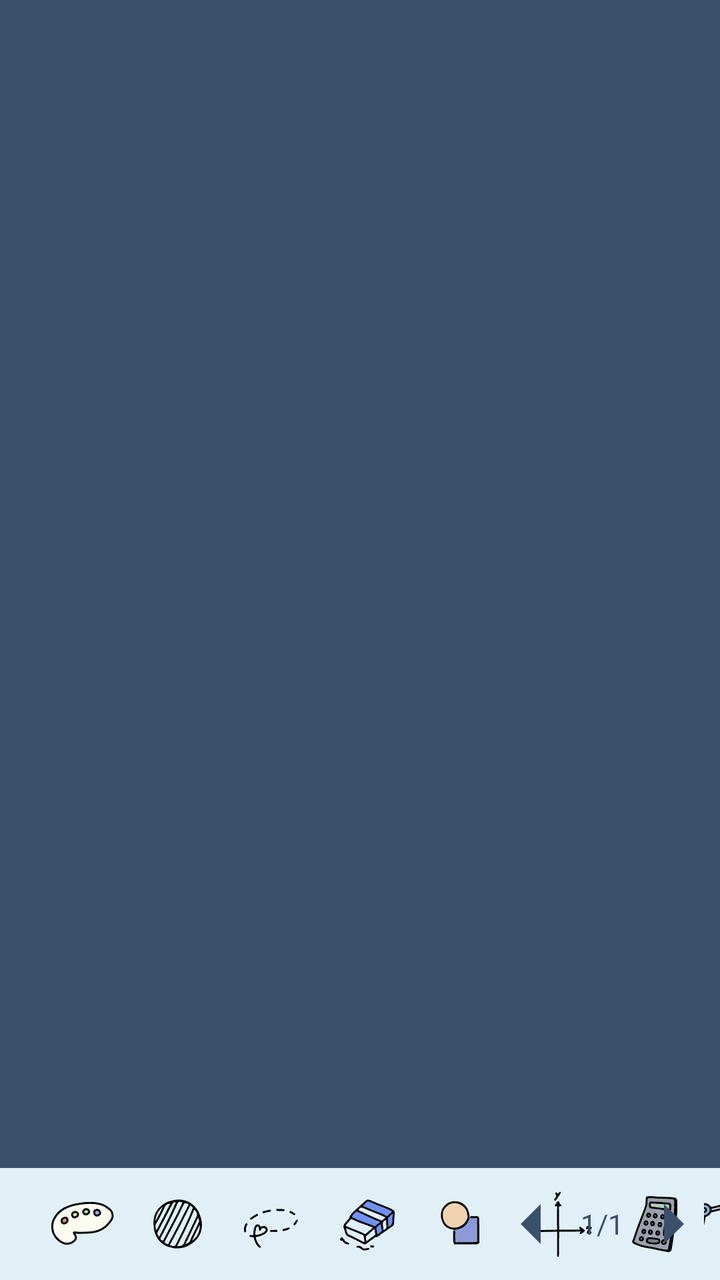
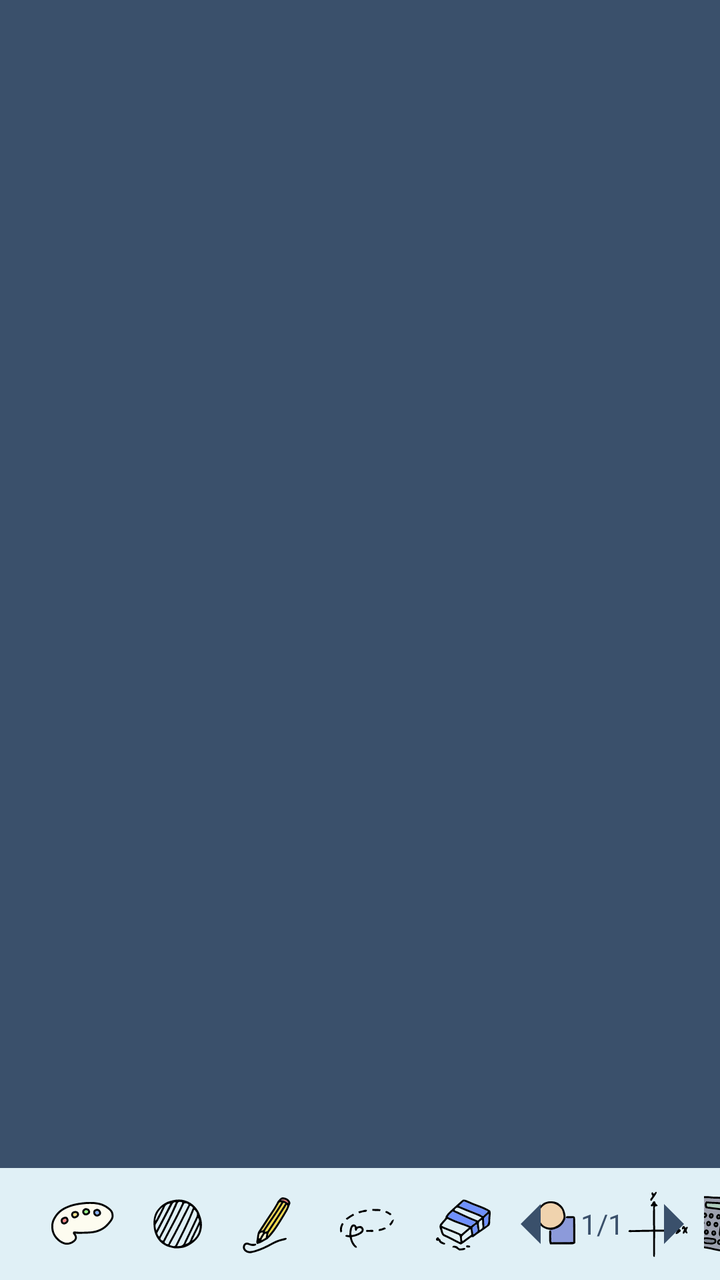

An Android layout rendered at two revisions. The XML below is the earlier revision; the diff shows what the commit changed to produce the second picture.
<!-- AndroidManifest.xml: application theme Theme.Whiteboard -->
<!-- res/layout/activity_main.xml -->
<?xml version="1.0" encoding="utf-8"?>
<LinearLayout xmlns:android="http://schemas.android.com/apk/res/android"
    xmlns:app="http://schemas.android.com/apk/res-auto"
    android:orientation="vertical"
    android:layout_width="match_parent"
    android:layout_height="match_parent">

    
    <androidx.constraintlayout.widget.ConstraintLayout
        android:id="@+id/workspace_row"
        android:layout_width="match_parent"
        android:layout_height="0dp"
        android:layout_weight="1"
        android:background="#3A506B"
        xmlns:app="http://schemas.android.com/apk/res-auto">

        
        <FrameLayout
            android:id="@+id/drawing_container"
            android:layout_width="0dp"
            android:layout_height="0dp"
            android:background="@android:color/transparent"
            app:layout_constraintTop_toTopOf="parent"
            app:layout_constraintBottom_toBottomOf="parent"
            app:layout_constraintStart_toStartOf="parent"
            app:layout_constraintEnd_toStartOf="@+id/desmos_card"
            app:layout_constraintHorizontal_weight="1" />

        
        <androidx.cardview.widget.CardView
            android:id="@+id/desmos_card"
            android:layout_width="0dp"
            android:layout_height="0dp"
            android:visibility="gone"
            app:cardCornerRadius="20dp"
            app:cardUseCompatPadding="true"
            app:cardElevation="8dp"
            app:layout_constraintTop_toTopOf="parent"
            app:layout_constraintBottom_toBottomOf="@id/drawing_container"
            app:layout_constraintStart_toEndOf="@id/drawing_container"
            app:layout_constraintEnd_toEndOf="parent"
            app:layout_constraintHorizontal_weight="1"
            app:layout_constraintDimensionRatio="W,1:1">

            <WebView
                android:id="@+id/desmos_webview"
                android:layout_width="match_parent"
                android:layout_height="match_parent"
                android:background="@android:color/transparent" />
        </androidx.cardview.widget.CardView>
    </androidx.constraintlayout.widget.ConstraintLayout>

    
    <androidx.appcompat.widget.Toolbar
        android:id="@+id/toolbar"
        android:layout_width="match_parent"
        android:layout_height="?attr/actionBarSize"
        android:background="#E0F0F6"
        android:theme="@style/ThemeOverlay.AppCompat.Light">

        <RelativeLayout
            android:layout_width="match_parent"
            android:layout_height="match_parent">
            
            <LinearLayout
                android:id="@+id/toolbar_center_group"
                android:layout_width="wrap_content"
                android:layout_height="match_parent"
                android:gravity="center"
                android:orientation="horizontal"
                android:layout_centerInParent="true">

                <ImageButton
                    android:id="@+id/btn_color"
                    android:layout_width="wrap_content"
                    android:layout_height="wrap_content"
                    android:src="@drawable/ic_color"
                    android:background="?attr/selectableItemBackgroundBorderless"
                    android:contentDescription="@string/ic_palette"
                    />

                <ImageButton
                    android:id="@+id/btn_stroke_width"
                    android:layout_width="wrap_content"
                    android:layout_height="wrap_content"
                    android:src="@drawable/ic_stroke_width"
                    android:background="?attr/selectableItemBackgroundBorderless"
                    />

                <ImageButton
                    android:id="@+id/btn_draw"
                    android:layout_width="wrap_content"
                    android:layout_height="wrap_content"
                    android:background="@drawable/btn_tool_background"
                    android:contentDescription="@string/draw"
                     />

                <ImageButton
                    android:id="@+id/btn_select"
                    android:layout_width="wrap_content"
                    android:layout_height="wrap_content"
                    android:src="@drawable/ic_select"
                    android:background="@drawable/btn_tool_background"
                    android:contentDescription="@string/select"
                    />

                <ImageButton
                    android:id="@+id/btn_delete"
                    android:layout_width="wrap_content"
                    android:layout_height="wrap_content"
                    android:src="@drawable/ic_delete"
                    android:background="@drawable/btn_tool_background"
                    android:contentDescription="@string/delete_selected"
                    />

                <ImageButton
                    android:id="@+id/btn_shape"
                    android:layout_width="wrap_content"
                    android:layout_height="wrap_content"
                    android:src="@drawable/ic_shape"
                    android:background="@drawable/btn_tool_background"
                    android:contentDescription="@string/shape"
                    />

                <ImageButton
                    android:id="@+id/btn_desmos"
                    android:layout_width="wrap_content"
                    android:layout_height="wrap_content"
                    android:src="@drawable/ic_desmos"
                    android:background="?attr/selectableItemBackgroundBorderless"
                    android:contentDescription="@string/desmos"
                    />

                <ImageButton
                    android:id="@+id/btn_math"
                    android:layout_width="wrap_content"
                    android:layout_height="wrap_content"
                    android:src="@drawable/ic_math"
                    android:background="@drawable/btn_tool_background"
                    android:contentDescription="@string/desmos"
                    />

                <ImageButton
                    android:id="@+id/btn_send"
                    android:layout_width="wrap_content"
                    android:layout_height="wrap_content"
                    android:src="@drawable/ic_send"
                    android:background="@drawable/btn_tool_background"
                    android:contentDescription="@string/desmos"
                    />

                <ImageButton
                    android:id="@+id/btn_undo"
                    android:layout_width="wrap_content"
                    android:layout_height="wrap_content"
                    android:src="@drawable/ic_undo"
                    android:background="?attr/selectableItemBackgroundBorderless"
                    android:contentDescription="@string/desmos"
                    />

                <ImageButton
                    android:id="@+id/btn_redo"
                    android:layout_width="wrap_content"
                    android:layout_height="wrap_content"
                    android:src="@drawable/ic_redo"
                    android:background="?attr/selectableItemBackgroundBorderless"
                    android:contentDescription="@string/desmos"
                    />
            </LinearLayout>

            
            <LinearLayout
                android:layout_width="wrap_content"
                android:layout_height="match_parent"
                android:orientation="horizontal"
                android:gravity="center_vertical"
                android:layout_alignParentEnd="true"
                android:layout_centerVertical="true">

                <ImageButton
                    android:id="@+id/btn_prev_page"
                    android:layout_width="wrap_content"
                    android:layout_height="wrap_content"
                    android:src="@drawable/ic_arrow_left"
                    android:background="?attr/selectableItemBackgroundBorderless"
                    android:contentDescription="@string/previous_page"
                    />

                <TextView
                    android:id="@+id/tv_page_number"
                    android:layout_width="wrap_content"
                    android:layout_height="wrap_content"
                    android:text="1/1"
                    android:textColor="#3A506B"
                    />

                <ImageButton
                    android:id="@+id/btn_next_page"
                    android:layout_width="wrap_content"
                    android:layout_height="wrap_content"
                    android:src="@drawable/ic_arrow_right"
                    android:background="?attr/selectableItemBackgroundBorderless"
                    android:contentDescription="@string/next_page"
                    />
            </LinearLayout>

        </RelativeLayout>
    </androidx.appcompat.widget.Toolbar>

</LinearLayout>
<!-- resources referenced by this layout -->
<resources>
  <!-- drawable btn_tool_background (drawable) -->
  <?xml version="1.0" encoding="utf-8"?>
  <selector xmlns:android="http://schemas.android.com/apk/res/android">
      <item android:state_selected="true">
          <layer-list>
  
              <item android:top="2.5dp" android:left="2.5dp" android:right="2.5dp" android:bottom="2.5dp">
                  <shape android:shape="rectangle">
                      <corners android:radius="11dp" />
                      <solid android:color="#1A000000" />
                  </shape>
              </item>
  
              <item android:top="5dp" android:left="5dp" android:right="5dp" android:bottom="5dp">
                  <shape android:shape="rectangle">
                      <corners android:radius="10dp" />
                      <solid android:color="#D8EBF2" />
                  </shape>
              </item>
          </layer-list>
      </item>
  
      <item android:state_selected="false">
          <shape android:shape="rectangle">
              <solid android:color="@android:color/transparent" />
          </shape>
      </item>
  </selector>
  <!-- drawable ic_arrow_left (drawable) -->
  <?xml version="1.0" encoding="utf-8"?>
  <vector xmlns:android="http://schemas.android.com/apk/res/android"
      android:width="48dp"
      android:height="48dp"
      android:viewportWidth="960"
      android:viewportHeight="960">
      <path
          android:pathData="M560,680 L360,480l200,-200v400Z"
          android:fillColor="#3A506B"/>
  </vector>
  <!-- drawable ic_arrow_right (drawable) -->
  <vector xmlns:android="http://schemas.android.com/apk/res/android" android:height="48dp" android:viewportHeight="960" android:viewportWidth="960" android:width="48dp">
        
      <path android:fillColor="#3A506B" android:pathData="M400,680v-400l200,200 -200,200Z"/>
      
  </vector>
  <!-- drawable ic_color: vector/xml drawable (drawable, 22868 chars, omitted) -->
  <!-- drawable ic_delete: vector/xml drawable (drawable, 18553 chars, omitted) -->
  <!-- drawable ic_desmos: vector/xml drawable (drawable, 6209 chars, omitted) -->
  <!-- drawable ic_math: vector/xml drawable (drawable, 46912 chars, omitted) -->
  <!-- drawable ic_redo: vector/xml drawable (drawable, 10288 chars, omitted) -->
  <!-- drawable ic_select: vector/xml drawable (drawable, 5344 chars, omitted) -->
  <!-- drawable ic_send: vector/xml drawable (drawable, 20490 chars, omitted) -->
  <!-- drawable ic_shape: vector/xml drawable (drawable, 12032 chars, omitted) -->
  <!-- drawable ic_stroke_width: vector/xml drawable (drawable, 4829 chars, omitted) -->
  <!-- drawable ic_undo: vector/xml drawable (drawable, 10255 chars, omitted) -->
  <string name="delete_selected">Delete Selected</string>
  <string name="desmos" />
  <string name="draw">Draw</string>
  <string name="ic_palette" />
  <string name="next_page" />
  <string name="previous_page">Previous Page</string>
  <string name="select">Select</string>
  <string name="shape" />
  <style name="Theme.Whiteboard" parent="Theme.AppCompat.Light.NoActionBar">
          <item name="android:textColorSecondary">#000000</item> 
      </style>
</resources>

<!-- the commit's change to res/layout/activity_main.xml (unified diff, before → after) -->
@@ -91,6 +91,7 @@
                     android:id="@+id/btn_draw"
                     android:layout_width="wrap_content"
                     android:layout_height="wrap_content"
+                    android:src="@drawable/ic_draw"
                     android:background="@drawable/btn_tool_background"
                     android:contentDescription="@string/draw"
                      />
<!-- resource entries referenced after the edit -->
@@ -48,6 +48,7 @@
   <!-- drawable ic_color: vector/xml drawable (drawable, 22868 chars, omitted) -->
   <!-- drawable ic_delete: vector/xml drawable (drawable, 18553 chars, omitted) -->
   <!-- drawable ic_desmos: vector/xml drawable (drawable, 6209 chars, omitted) -->
+  <!-- drawable ic_draw: vector/xml drawable (drawable, 8120 chars, omitted) -->
   <!-- drawable ic_math: vector/xml drawable (drawable, 46912 chars, omitted) -->
   <!-- drawable ic_redo: vector/xml drawable (drawable, 10288 chars, omitted) -->
   <!-- drawable ic_select: vector/xml drawable (drawable, 5344 chars, omitted) -->
